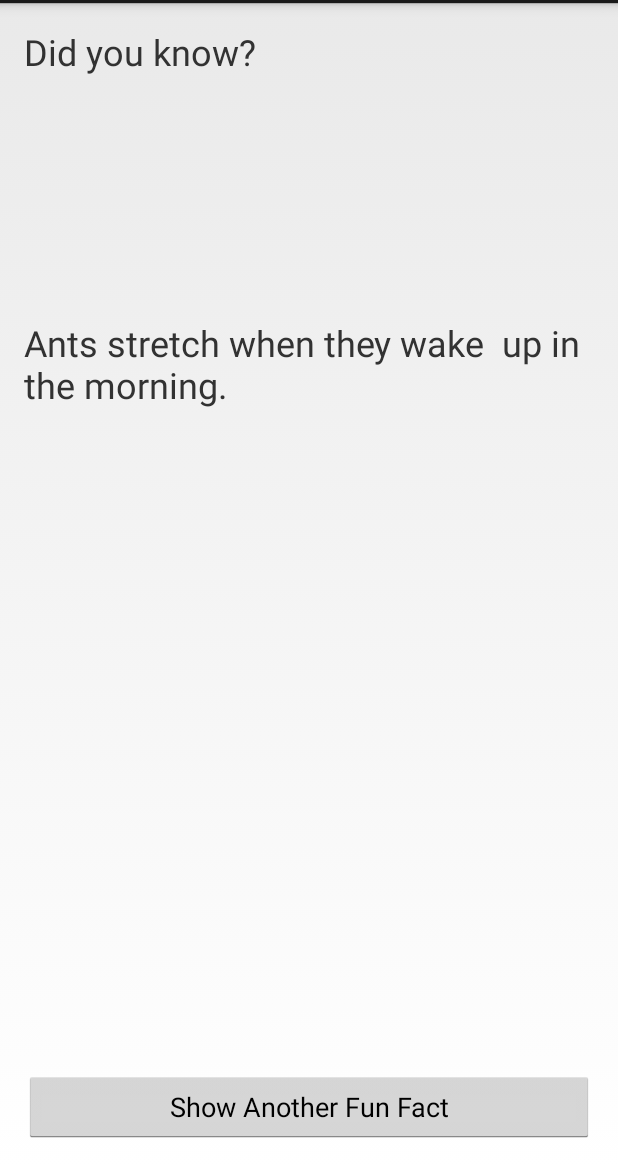
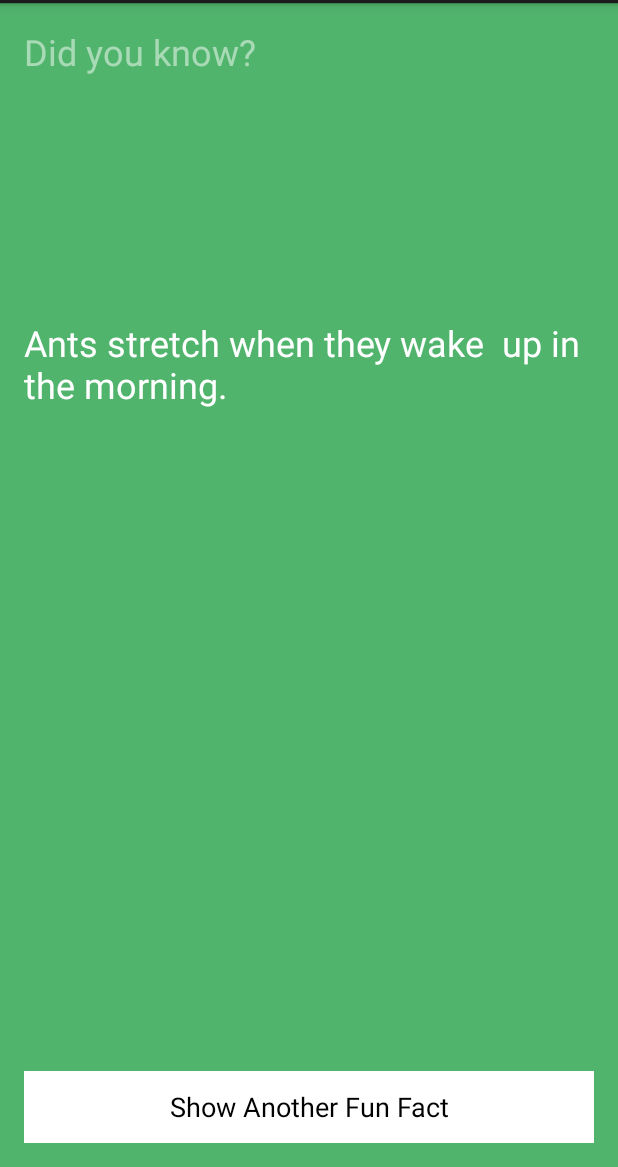
Before and after one commit to IbraDirir/FunFactsApp, an Android app: the screen it shows after launch (FunFactsActivity), on a phone screen of 412 x 824 dp, the part 69-1236 px from its top. Run offline under Robolectric (Android 15) with nearby library versions, the phone set to English and light mode, and no system bars.

Commit message:
setting colors

```diff
--- a/app/src/main/res/layout/activity_fun_facts.xml
+++ b/app/src/main/res/layout/activity_fun_facts.xml
@@ -6,14 +6,16 @@
     android:paddingRight="@dimen/activity_horizontal_margin"
     android:paddingTop="@dimen/activity_vertical_margin"
     android:paddingBottom="@dimen/activity_vertical_margin"
-    tools:context=".FunFactsActivity">
+    tools:context=".FunFactsActivity"
+    android:background="#ff51b46d">
 
     <TextView
         android:text="Did you know?"
         android:layout_width="wrap_content"
         android:layout_height="wrap_content"
         android:id="@+id/textView"
-        android:textSize="24sp" />
+        android:textSize="24sp"
+        android:textColor="#80ffffff" />
 
     <TextView
         android:layout_width="wrap_content"
@@ -24,7 +26,8 @@
         android:layout_alignParentLeft="true"
         android:layout_alignParentStart="true"
         android:layout_marginTop="161dp"
-        android:textSize="24sp" />
+        android:textSize="24sp"
+        android:textColor="@android:color/white" />
 
     <Button
         android:layout_width="match_parent"
@@ -32,15 +35,16 @@
         android:text="Show Another Fun Fact"
         android:id="@+id/showFactButton"
         android:layout_alignParentBottom="true"
-        android:layout_centerHorizontal="true" />
+        android:layout_centerHorizontal="true"
+        android:background="@android:color/white" />
 
     <TextView
         android:layout_width="wrap_content"
         android:layout_height="wrap_content"
         android:id="@+id/textView3"
-        android:layout_alignParentLeft="true"
-        android:layout_alignParentStart="true"
-        android:layout_alignParentRight="true"
-        android:layout_alignParentEnd="true" />
+        android:layout_alignBottom="@+id/textView"
+        android:layout_alignRight="@+id/factTextView"
+        android:layout_alignEnd="@+id/factTextView"
+        android:layout_marginRight="22dp" />
 
 </RelativeLayout>
```
